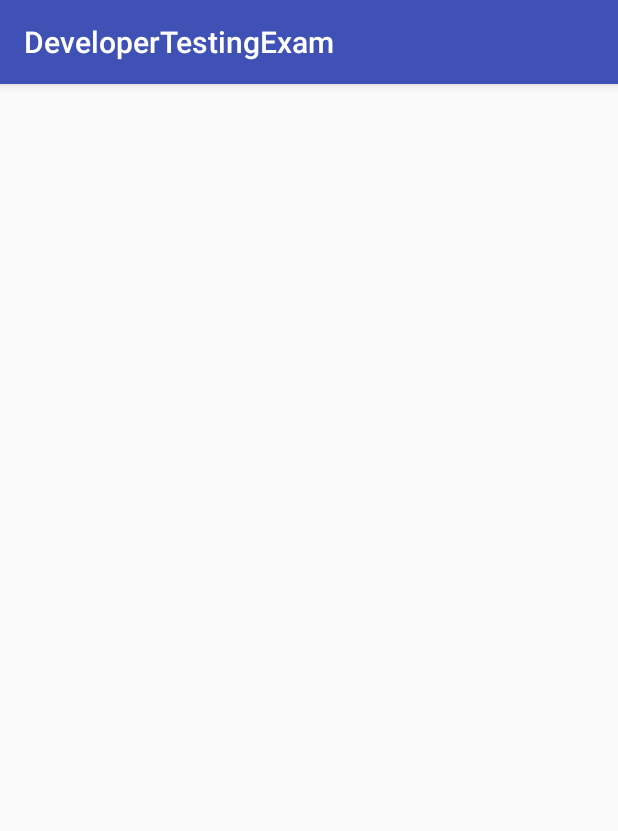
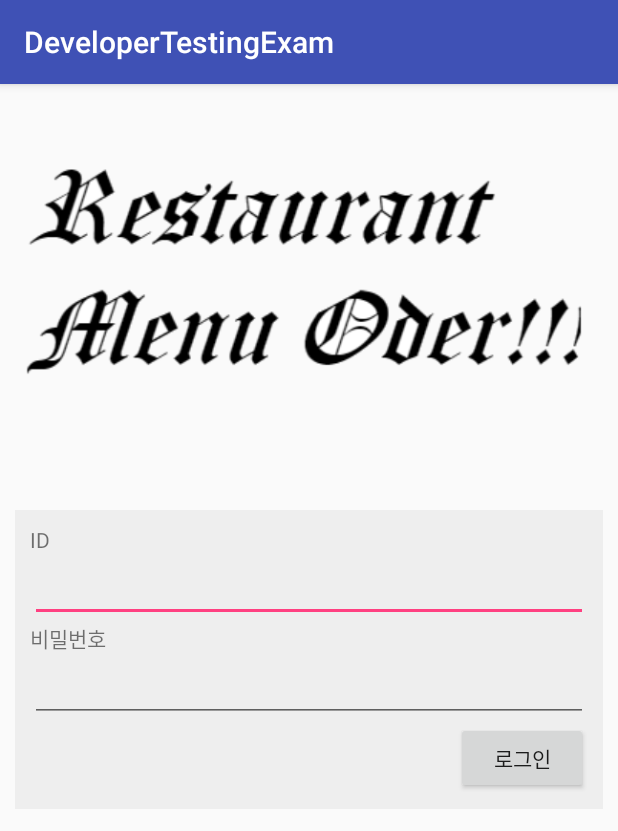
Before and after one commit to cho881020/DeveloperTestingExam, an Android app: the screen it shows after launch (MainActivity), on a phone screen of 412 x 824 dp. Shown: the top 831 px of the screen. Run offline under Robolectric (Android 15) with nearby library versions, the phone set to English and light mode, and no system bars.

Commit message:
로그인 액티비티 구현 완료

```diff
--- a/app/src/main/AndroidManifest.xml
+++ b/app/src/main/AndroidManifest.xml
@@ -1,6 +1,9 @@
 <?xml version="1.0" encoding="utf-8"?>
 <manifest xmlns:android="http://schemas.android.com/apk/res/android"
     package="kr.co.tjeit.developertestingexam">
+
+    <uses-permission android:name="android.permission.INTERNET" />
+    <uses-permission android:name="android.permission.ACCESS_NETWORK_STATE" />
 
     <application
         android:allowBackup="true"
--- a/app/src/main/java/kr/co/tjeit/developertestingexam/MainActivity.java
+++ b/app/src/main/java/kr/co/tjeit/developertestingexam/MainActivity.java
@@ -1,14 +1,28 @@
 package kr.co.tjeit.developertestingexam;
 
 import android.os.Bundle;
-import android.support.v7.app.AppCompatActivity;
+import android.view.View;
+import android.widget.Button;
+import android.widget.EditText;
+import android.widget.Toast;
+
+import org.json.JSONException;
+import org.json.JSONObject;
+
+import kr.co.tjeit.developertestingexam.util.ServerUtil;
 
 public class MainActivity extends BaseActivity {
+
+    private android.widget.EditText idEdt;
+    private android.widget.EditText pwEdt;
+    private android.widget.Button loginBtn;
+
 
     @Override
     protected void onCreate(Bundle savedInstanceState) {
         super.onCreate(savedInstanceState);
         setContentView(R.layout.activity_main);
+
         bindViews();
         setupEvents();
         setupValues();
@@ -16,6 +30,30 @@ public class MainActivity extends BaseActivity {
 
     @Override
     public void setupEvents() {
+        loginBtn.setOnClickListener(new View.OnClickListener() {
+            @Override
+            public void onClick(View view) {
+                ServerUtil.sign_in(mContext, idEdt.getText().toString(), pwEdt.getText().toString(), new ServerUtil.JsonResponseHandler() {
+                    @Override
+                    public void onResponse(JSONObject json) {
+                        try {
+                            if(json.getBoolean("result")){
+                                JSONObject user = json.getJSONObject("user");
+                                String name = user.getString("name");
+                                Toast.makeText(mContext, name+"님! 접속을 환영합니다", Toast.LENGTH_SHORT).show();
+                            }
+                            else{
+                                String message = json.getString("message");
+                                Toast.makeText(mContext, "로그인 실패!", Toast.LENGTH_SHORT).show();
+                                Toast.makeText(mContext, message, Toast.LENGTH_SHORT).show();
+                            }
+                        } catch (JSONException e) {
+                            e.printStackTrace();
+                        }
+                    }
+                });
+            }
+        });
 
     }
 
@@ -26,6 +64,9 @@ public class MainActivity extends BaseActivity {
 
     @Override
     public void bindViews() {
+        this.loginBtn = (Button) findViewById(R.id.loginBtn);
+        this.pwEdt = (EditText) findViewById(R.id.pwEdt);
+        this.idEdt = (EditText) findViewById(R.id.idEdt);
 
     }
 }
--- a/app/src/main/res/layout/activity_main.xml
+++ b/app/src/main/res/layout/activity_main.xml
@@ -4,7 +4,76 @@
     xmlns:tools="http://schemas.android.com/tools"
     android:layout_width="match_parent"
     android:layout_height="match_parent"
+    android:orientation="vertical"
     tools:context="kr.co.tjeit.developertestingexam.MainActivity">
+    <ImageView
+        android:layout_width="match_parent"
+        android:layout_height="0dp"
+        android:layout_weight="1"
+        android:src="@drawable/restaurant_title"/>
+
+    <LinearLayout
+        android:layout_width="match_parent"
+        android:layout_height="wrap_content"
+        android:layout_margin="10dp"
+        android:padding="10dp"
+        android:background="#EEEEEE"
+        android:orientation="vertical">
+
+        <TextView
+            android:layout_width="wrap_content"
+            android:layout_height="wrap_content"
+            android:text="ID" />
+
+        <EditText
+            android:id="@+id/idEdt"
+            android:layout_width="match_parent"
+            android:layout_height="wrap_content"
+            android:singleLine="true"/>
+
+        <TextView
+            android:layout_width="wrap_content"
+            android:layout_height="wrap_content"
+            android:text="비밀번호" />
+
+        <EditText
+            android:id="@+id/pwEdt"
+            android:layout_width="match_parent"
+            android:layout_height="wrap_content"
+            android:inputType="textPassword"/>
+
+        <LinearLayout
+            android:layout_width="match_parent"
+            android:layout_height="wrap_content">
+
+            <!--<CheckBox-->
+            <!--android:id="@+id/rememberCB"-->
+            <!--android:layout_width="wrap_content"-->
+            <!--android:layout_height="wrap_content"-->
+            <!--android:text="기억하기" />-->
+
+            <TextView
+                android:layout_width="0dp"
+                android:layout_height="wrap_content"
+                android:layout_weight="1" />
+
+            <Button
+                android:id="@+id/loginBtn"
+                android:layout_width="wrap_content"
+                android:layout_height="wrap_content"
+                android:text="로그인" />
+
+        </LinearLayout>
+
+    </LinearLayout>
+
+    <View
+        android:layout_width="match_parent"
+        android:layout_height="0dp"
+        android:layout_weight="1"/>
+
+
+
 
 
 
```
Also changed, not shown: app/src/main/res/drawable/restaurant_title.png (added).
